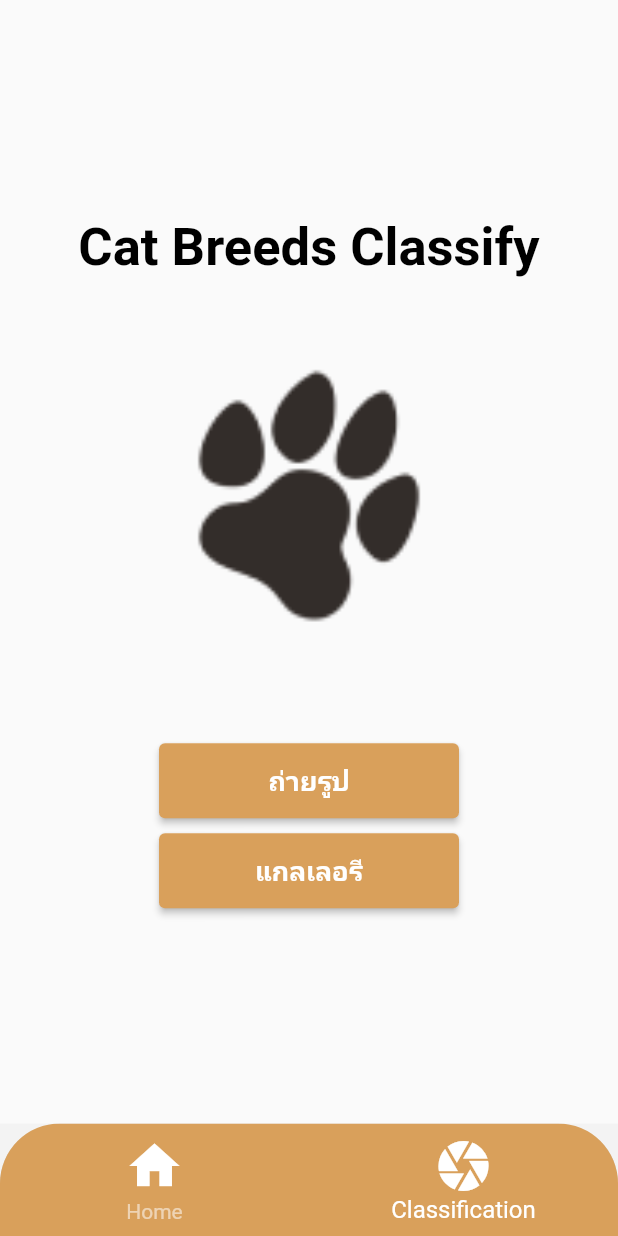
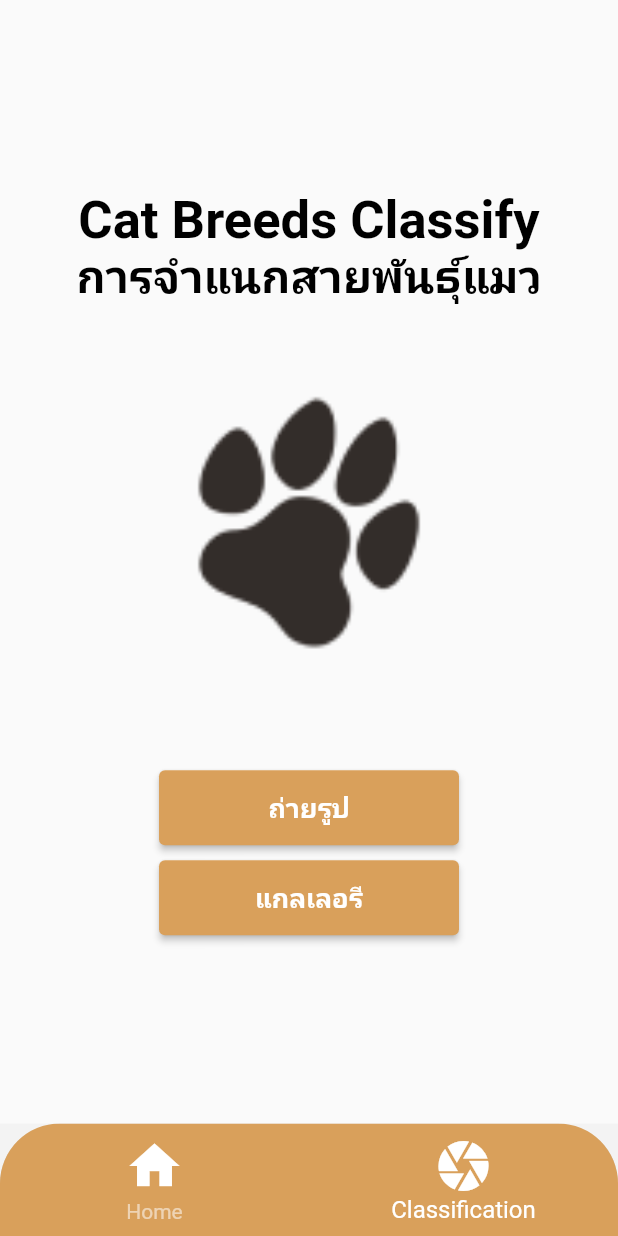
Before and after one commit to PA-POM/project, a Flutter app: the screen it shows after launch, item 2 of the bottom bar chosen, on a phone screen of 412 x 824 dp. Run offline on Flutter 3.47's test engine with Material 2 defaults, Android fonts, the phone set to English and light mode, and no system bars; our stand-ins replace image_picker.

Commit message:
button camera

```diff
--- a/lib/camera.dart
+++ b/lib/camera.dart
@@ -21,6 +21,13 @@ class PickImageCamera extends StatelessWidget {
                       height: 1.20,
                       fontWeight: FontWeight.w600,
                       fontSize: 35,
+                      color: Black)),
+              Text('การจำแนกสายพันธุ์แมว',
+                  textAlign: TextAlign.center,
+                  style: Theme.of(context).textTheme.displayLarge!.copyWith(
+                      height: 1.20,
+                      fontWeight: FontWeight.w600,
+                      fontSize: 30,
                       color: Black)),
               const SizedBox(
                 height: 20,
```
